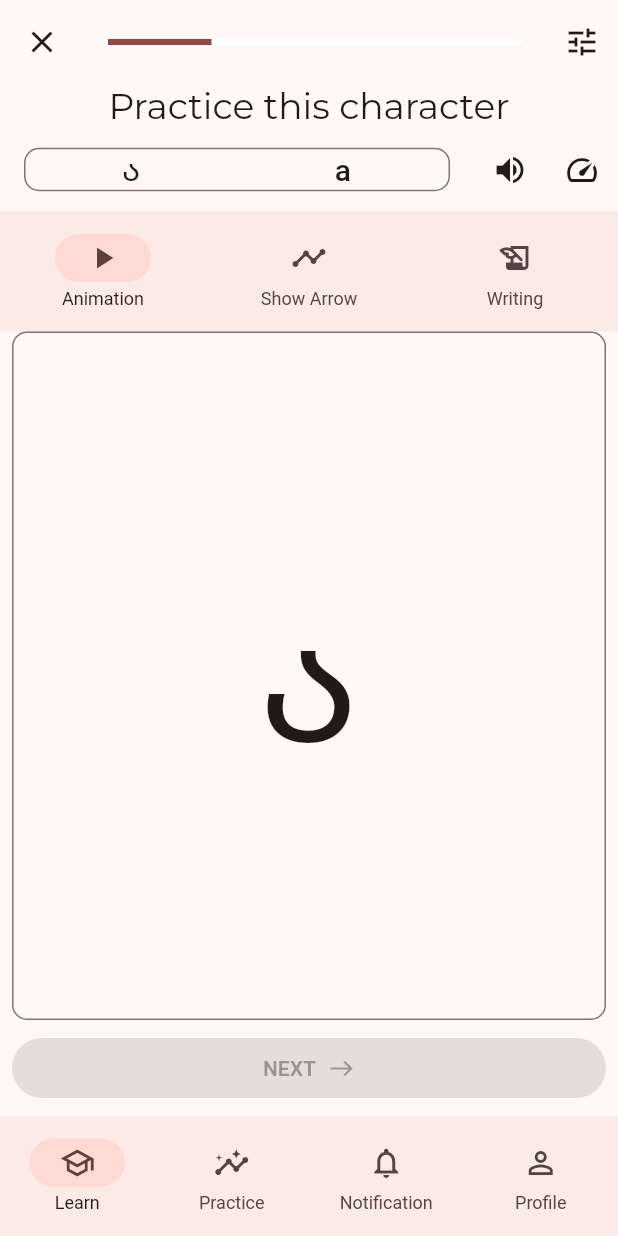
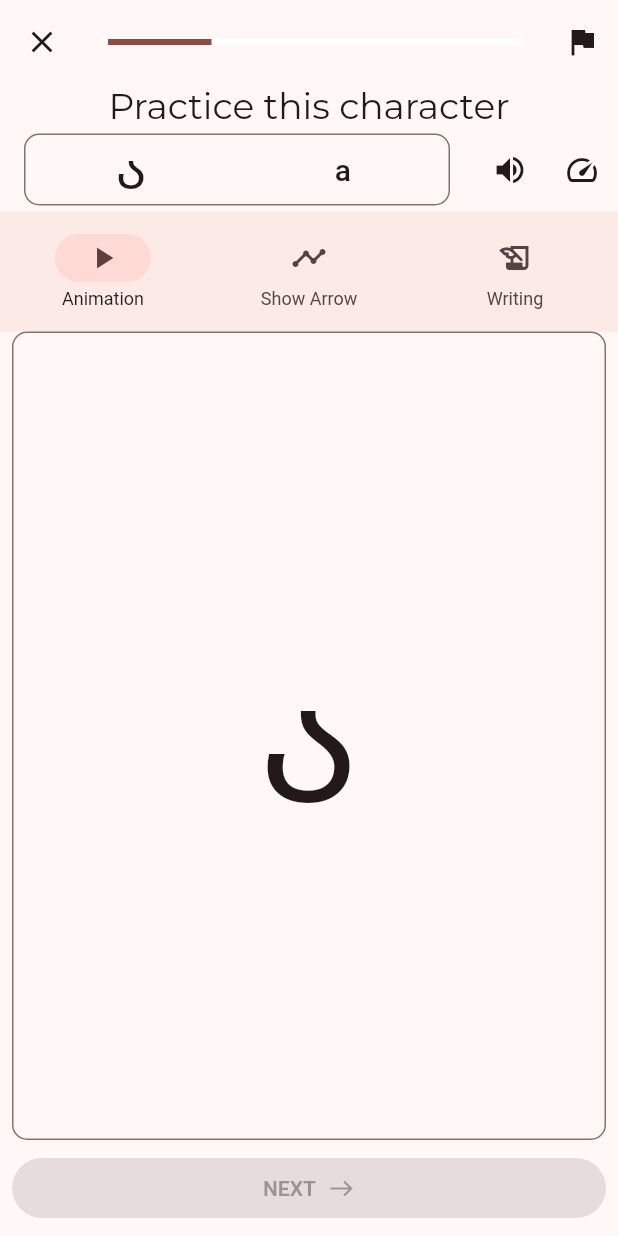
Before and after one commit to lukki15/learn-georgian, a Flutter app: the WritingScreen screen opened by its route, on a phone screen of 412 x 824 dp. Run offline on Flutter 3.47's test engine with Material 2 defaults, Android fonts, the light colour scheme and no system bars; drawn by our look-alikes of dynamic_color; our stand-ins replace go_router, google_fonts, material_color_utilities, universal_platform; missing offline and left inert: adaptive_components, dart:js, desktop_window.

Commit message:
remove unnecessary containers in writing screen
and remove root layout from writing screen

```diff
--- a/lib/src/features/writing/view/writing_screen.dart
+++ b/lib/src/features/writing/view/writing_screen.dart
@@ -1,7 +1,10 @@
+import 'dart:js';
+
 import 'package:flutter/material.dart';
 import 'package:flutter/src/widgets/container.dart';
 import 'package:flutter/src/widgets/framework.dart';
 import 'package:adaptive_components/adaptive_components.dart';
+import 'package:go_router/go_router.dart';
 
 import 'package:learn_georgian/src/shared/extensions.dart';
 
@@ -16,39 +19,40 @@ class WritingScreen extends StatelessWidget {
           leading: IconButton(
               icon: const Icon(Icons.close),
               tooltip: 'Show Settings',
-            onPressed: () {},
-          ),
+              onPressed: () => GoRouter.of(context).go('/')),
           title: LinearProgressIndicator(
             backgroundColor: Theme.of(context).colorScheme.onPrimary,
             value: 0.25,
           ),
           actions: [
             IconButton(
-              icon: const Icon(Icons.tune),
-              tooltip: 'Show Settings',
+              icon: const Icon(Icons.flag),
+              tooltip: 'Report',
               onPressed: () {},
             )
           ],
         ),
         body: Column(
           children: [
-            Container(
-                child: Text(
+            Text(
               "Practice this character",
               style: context.headlineSmall,
-            )),
-            Container(
-              child: AppBar(
+            ),
+            AppBar(
               title: Container(
                 decoration: BoxDecoration(
                     border: Border.all(
                       color: Theme.of(context).colorScheme.outline,
                     ),
-                      borderRadius:
-                          const BorderRadius.all(Radius.circular(10))),
-                  child: Row(children: const [
-                    Expanded(child: Center(child: Text("ა"))),
-                    Expanded(child: Center(child: Text("a"))),
+                    borderRadius: const BorderRadius.all(Radius.circular(10))),
+                child: Row(children: [
+                  Expanded(
+                      child: Center(
+                          child: Text(
+                    "ა",
+                    style: context.headlineMedium,
+                  ))),
+                  const Expanded(child: Center(child: Text("a"))),
                 ]),
               ),
               actions: [
@@ -64,9 +68,7 @@ class WritingScreen extends StatelessWidget {
                 )
               ],
             ),
-            ),
-            Container(
-                child: NavigationBar(
+            NavigationBar(
               // backgroundColor: Colors.transparent,
               elevation: 0,
               surfaceTintColor: Colors.transparent,
@@ -78,7 +80,7 @@ class WritingScreen extends StatelessWidget {
                 NavigationDestination(
                     icon: Icon(Icons.history_edu), label: 'Writing'),
               ],
-            )),
+            ),
             Expanded(
               child: Padding(
                 padding: const EdgeInsets.symmetric(horizontal: 8.0),
--- a/lib/src/shared/router.dart
+++ b/lib/src/shared/router.dart
@@ -75,11 +75,7 @@ final appRouter = GoRouter(
       path: '/writing',
       pageBuilder: (context, state) => const MaterialPage<void>(
         key: _pageKey,
-        child: RootLayout(
-          key: _scaffoldKey,
-          currentIndex: 0,
-          child: WritingScreen(),
-        ),
+        child: WritingScreen(),
       ),
     ),
   ],
```
Lines whose indentation alone changed are shown as unchanged.
